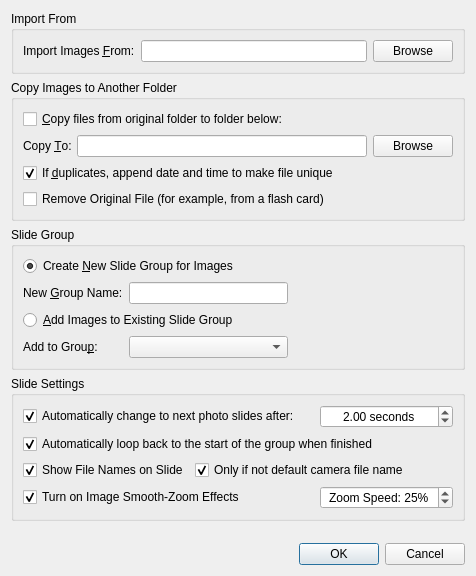
Qt form src/ImageImportDialog.ui (google-code-export/dviz) before a commit.
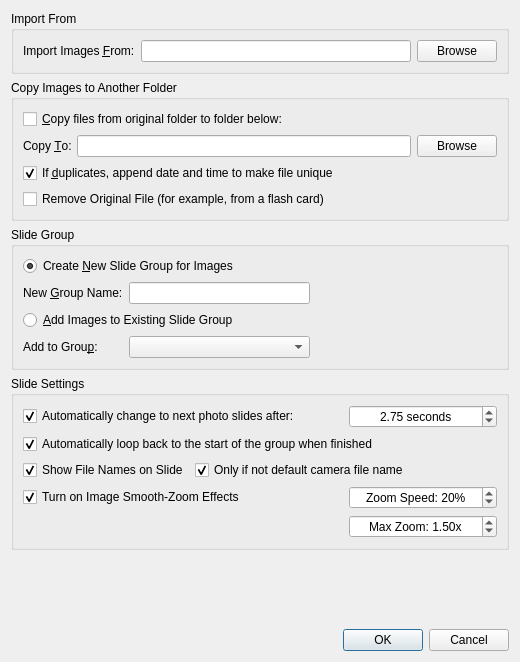
The same form after that commit.

```diff
--- a/src/ImageImportDialog.ui
+++ b/src/ImageImportDialog.ui
@@ -6,8 +6,8 @@
    <rect>
     <x>0</x>
     <y>0</y>
-    <width>476</width>
-    <height>576</height>
+    <width>520</width>
+    <height>662</height>
    </rect>
   </property>
   <property name="windowTitle">
@@ -187,16 +187,6 @@
         </property>
        </widget>
       </item>
-      <item row="2" column="1" colspan="2">
-       <widget class="QCheckBox" name="flagNotDefault">
-        <property name="text">
-         <string>Only if not default camera file name</string>
-        </property>
-        <property name="checked">
-         <bool>true</bool>
-        </property>
-       </widget>
-      </item>
       <item row="1" column="0" colspan="3">
        <widget class="QCheckBox" name="flagLoop">
         <property name="text">
@@ -216,7 +206,7 @@
          <string> seconds</string>
         </property>
         <property name="value">
-         <double>2.000000000000000</double>
+         <double>2.750000000000000</double>
         </property>
        </widget>
       </item>
@@ -230,6 +220,41 @@
         </property>
        </widget>
       </item>
+      <item row="2" column="1" colspan="2">
+       <widget class="QCheckBox" name="flagNotDefault">
+        <property name="text">
+         <string>Only if not default camera file name</string>
+        </property>
+        <property name="checked">
+         <bool>true</bool>
+        </property>
+       </widget>
+      </item>
+      <item row="4" column="2">
+       <widget class="QDoubleSpinBox" name="zoomFactor">
+        <property name="alignment">
+         <set>Qt::AlignCenter</set>
+        </property>
+        <property name="prefix">
+         <string>Max Zoom: </string>
+        </property>
+        <property name="suffix">
+         <string>x</string>
+        </property>
+        <property name="minimum">
+         <double>1.010000000000000</double>
+        </property>
+        <property name="maximum">
+         <double>10.000000000000000</double>
+        </property>
+        <property name="singleStep">
+         <double>0.500000000000000</double>
+        </property>
+        <property name="value">
+         <double>1.500000000000000</double>
+        </property>
+       </widget>
+      </item>
       <item row="3" column="2">
        <widget class="QSpinBox" name="zoomSpeed">
         <property name="alignment">
@@ -248,7 +273,7 @@
          <number>100</number>
         </property>
         <property name="value">
-         <number>25</number>
+         <number>20</number>
         </property>
        </widget>
       </item>
```
